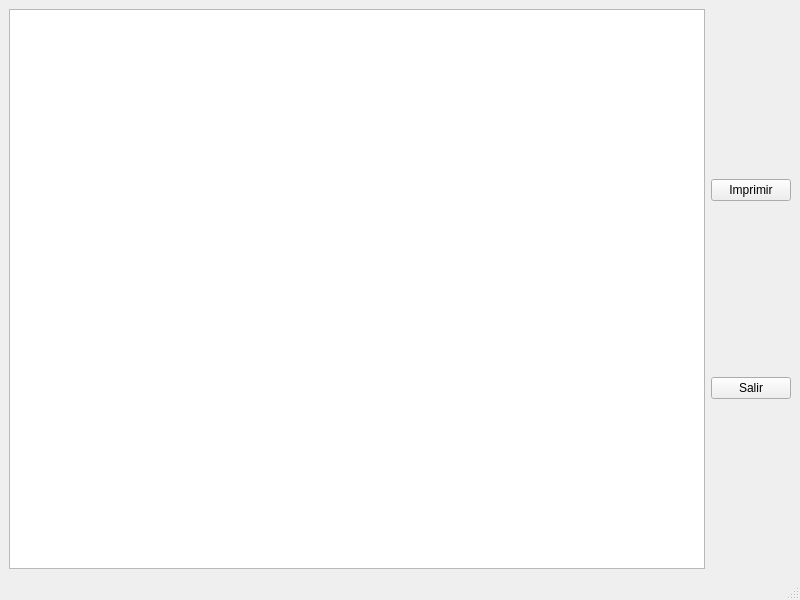
This is printing.ui in waltermas-gitter/infomesas-gui as Qt 5 draws it before an edit. The edited form follows.
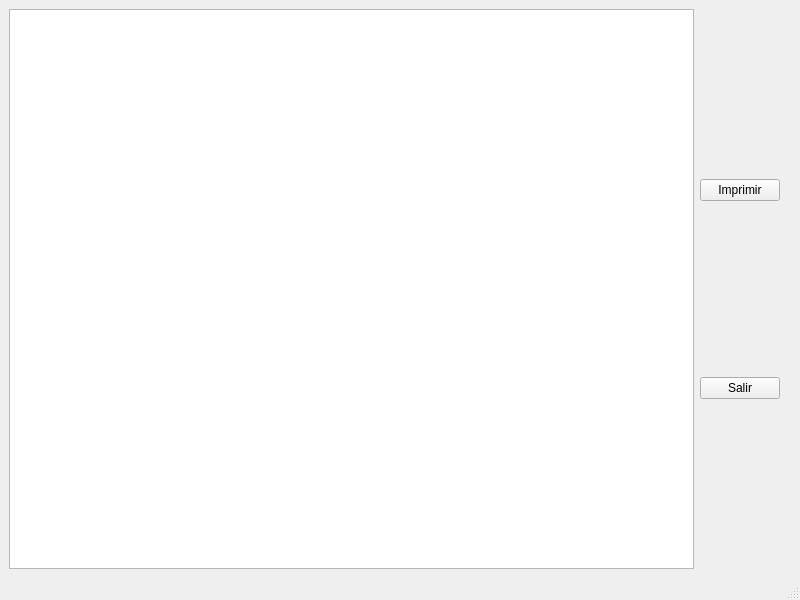
This is the edited form.

The edit to the form file:
```diff
--- a/printing.ui
+++ b/printing.ui
@@ -15,6 +15,9 @@
   </property>
   <widget class="QWidget" name="centralwidget">
    <layout class="QGridLayout" name="gridLayout">
+    <property name="rightMargin">
+     <number>20</number>
+    </property>
     <item row="0" column="1">
      <layout class="QVBoxLayout" name="verticalLayout">
       <item>
```
